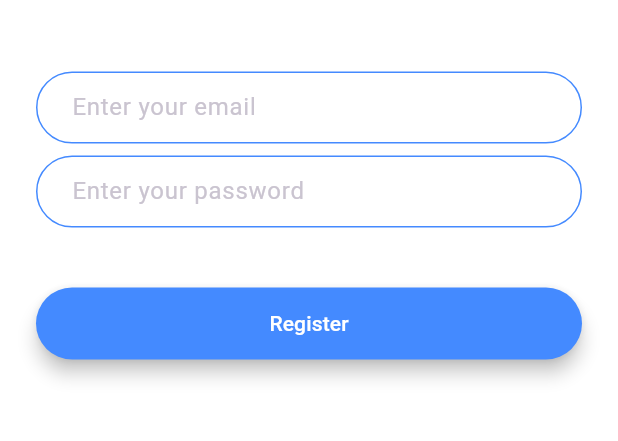
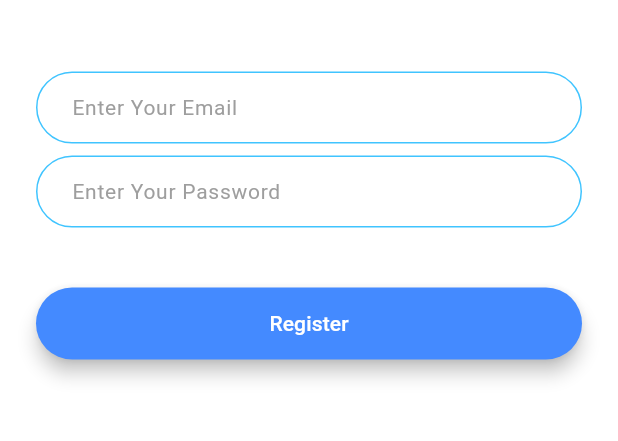
Before and after one commit to SRIJITH11101/Bubbly_Talks_ChatApp, a Flutter app: the screen it shows after launch, after a tap on "Register", on a phone screen of 412 x 824 dp, the part 614-1055 px from its top. Run offline on Flutter 3.47's test engine with Material 3 defaults, Android fonts, the phone set to English and light mode, and no system bars; our stand-ins replace animated_text_kit, firebase_auth, firebase_core, loading_animation_widget; accounts and stored records are empty; network calls fail.

Commit message:
second commit

```diff
--- /dev/null
+++ b/lib/components/buttonwidget.dart
@@ -0,0 +1,32 @@
+import 'package:flutter/material.dart';
+
+class ButtonWidget extends StatelessWidget {
+  final String btname;
+  final Color colour;
+  final Function()? onpressed;
+  ButtonWidget(
+      {super.key,
+      required this.btname,
+      required this.colour,
+      required this.onpressed});
+
+  @override
+  Widget build(BuildContext context) {
+    return Padding(
+      padding: EdgeInsets.symmetric(vertical: 16.0),
+      child: Material(
+        elevation: 5.0,
+        color: colour,
+        borderRadius: BorderRadius.circular(30.0),
+        child: MaterialButton(
+          onPressed: onpressed,
+          minWidth: 200.0,
+          height: 42.0,
+          child: Text(
+            btname,
+          ),
+        ),
+      ),
+    );
+  }
+}
--- a/lib/constants.dart
+++ b/lib/constants.dart
@@ -17,3 +17,19 @@ const kMessageContainerDecoration = BoxDecoration(
     top: BorderSide(color: Colors.lightBlueAccent, width: 2.0),
   ),
 );
+
+const kInputDecoration = InputDecoration(
+  hintStyle: TextStyle(color: Colors.grey, fontSize: 14),
+  contentPadding: EdgeInsets.symmetric(vertical: 10.0, horizontal: 20.0),
+  border: OutlineInputBorder(
+    borderRadius: BorderRadius.all(Radius.circular(32.0)),
+  ),
+  enabledBorder: OutlineInputBorder(
+    borderSide: BorderSide(color: Colors.lightBlueAccent, width: 1.0),
+    borderRadius: BorderRadius.all(Radius.circular(32.0)),
+  ),
+  focusedBorder: OutlineInputBorder(
+    borderSide: BorderSide(color: Colors.lightBlueAccent, width: 2.0),
+    borderRadius: BorderRadius.all(Radius.circular(32.0)),
+  ),
+);
--- a/lib/main.dart
+++ b/lib/main.dart
@@ -1,11 +1,19 @@
+import 'package:bubblytalks/firebase_options.dart';
 import 'package:bubblytalks/screens/welcome_screen.dart';
+import 'package:firebase_core/firebase_core.dart';
 import 'package:flutter/material.dart';
 import 'package:bubblytalks/screens/welcome_screen.dart';
 import 'package:bubblytalks/screens/login_screen.dart';
 import 'package:bubblytalks/screens/registration_screen.dart';
 import 'package:bubblytalks/screens/chat_screen.dart';
 
-void main() => runApp(BubblyTalks());
+void main() async {
+  WidgetsFlutterBinding.ensureInitialized();
+  await Firebase.initializeApp(
+    options: DefaultFirebaseOptions.currentPlatform,
+  );
+  runApp(BubblyTalks());
+}
 
 class BubblyTalks extends StatelessWidget {
   @override
--- a/lib/screens/registration_screen.dart
+++ b/lib/screens/registration_screen.dart
@@ -1,5 +1,10 @@
+import 'package:bubblytalks/components/buttonwidget.dart';
+import 'package:bubblytalks/constants.dart';
+import 'package:bubblytalks/screens/chat_screen.dart';
 import 'package:flutter/material.dart';
 import 'package:flutter/widgets.dart';
+import 'package:firebase_auth/firebase_auth.dart';
+import 'package:loading_animation_widget/loading_animation_widget.dart';
 
 class RegistrationScreen extends StatefulWidget {
   static String id = "registration_screen";
@@ -8,6 +13,9 @@ class RegistrationScreen extends StatefulWidget {
 }
 
 class _RegistrationScreenState extends State<RegistrationScreen> {
+  final _auth = FirebaseAuth.instance;
+  String email = "";
+  String password = "";
   @override
   Widget build(BuildContext context) {
     return Scaffold(
@@ -29,72 +37,48 @@ class _RegistrationScreenState extends State<RegistrationScreen> {
               height: 48.0,
             ),
             TextField(
+              keyboardType: TextInputType.emailAddress,
               onChanged: (value) {
-                //Do something with the user input.
+                email = value;
               },
-              decoration: InputDecoration(
-                hintText: 'Enter your email',
-                contentPadding:
-                    EdgeInsets.symmetric(vertical: 10.0, horizontal: 20.0),
-                border: OutlineInputBorder(
-                  borderRadius: BorderRadius.all(Radius.circular(32.0)),
-                ),
-                enabledBorder: OutlineInputBorder(
-                  borderSide: BorderSide(color: Colors.blueAccent, width: 1.0),
-                  borderRadius: BorderRadius.all(Radius.circular(32.0)),
-                ),
-                focusedBorder: OutlineInputBorder(
-                  borderSide: BorderSide(color: Colors.blueAccent, width: 2.0),
-                  borderRadius: BorderRadius.all(Radius.circular(32.0)),
-                ),
-              ),
+              decoration:
+                  kInputDecoration.copyWith(hintText: "Enter Your Email"),
             ),
             SizedBox(
               height: 8.0,
             ),
             TextField(
+              obscureText: true,
               onChanged: (value) {
-                //Do something with the user input.
+                password = value;
               },
-              decoration: InputDecoration(
-                hintText: 'Enter your password',
-                contentPadding:
-                    EdgeInsets.symmetric(vertical: 10.0, horizontal: 20.0),
-                border: OutlineInputBorder(
-                  borderRadius: BorderRadius.all(Radius.circular(32.0)),
-                ),
-                enabledBorder: OutlineInputBorder(
-                  borderSide: BorderSide(color: Colors.blueAccent, width: 1.0),
-                  borderRadius: BorderRadius.all(Radius.circular(32.0)),
-                ),
-                focusedBorder: OutlineInputBorder(
-                  borderSide: BorderSide(color: Colors.blueAccent, width: 2.0),
-                  borderRadius: BorderRadius.all(Radius.circular(32.0)),
-                ),
-              ),
+              decoration:
+                  kInputDecoration.copyWith(hintText: "Enter Your Password"),
             ),
             SizedBox(
               height: 24.0,
             ),
-            Padding(
-              padding: EdgeInsets.symmetric(vertical: 16.0),
-              child: Material(
-                color: Colors.blueAccent,
-                borderRadius: BorderRadius.all(Radius.circular(30.0)),
-                elevation: 5.0,
-                child: MaterialButton(
-                  onPressed: () {
-                    //Implement registration functionality.
-                  },
-                  minWidth: 200.0,
-                  height: 42.0,
-                  child: Text(
-                    'Register',
-                    style: TextStyle(color: Colors.white),
-                  ),
-                ),
-              ),
-            ),
+            ButtonWidget(
+                btname: 'Register',
+                colour: Colors.blueAccent,
+                onpressed: () async {
+                  showDialog(
+                      context: context,
+                      builder: (context) {
+                        return LoadingAnimationWidget.threeArchedCircle(
+                            color: Colors.white, size: 50.0);
+                      });
+                  try {
+                    final User = await _auth.createUserWithEmailAndPassword(
+                        email: email, password: password);
+                    if (User != null) {
+                      Navigator.of(context).pop();
+                      Navigator.pushNamed(context, ChatScreen.id);
+                    }
+                  } catch (e) {
+                    print(e);
+                  }
+                }),
           ],
         ),
       ),
--- a/lib/screens/welcome_screen.dart
+++ b/lib/screens/welcome_screen.dart
@@ -1,4 +1,5 @@
 import 'package:animated_text_kit/animated_text_kit.dart';
+import 'package:bubblytalks/components/buttonwidget.dart';
 import 'package:bubblytalks/screens/login_screen.dart';
 import 'package:bubblytalks/screens/registration_screen.dart';
 import 'package:flutter/material.dart';
@@ -17,7 +18,9 @@ class _WelcomeScreenState extends State<WelcomeScreen>
   static const colors = [
     Colors.blueGrey,
     Colors.lightBlueAccent,
-    Colors.purpleAccent
+    Colors.yellowAccent,
+    Colors.purpleAccent,
+    Colors.orangeAccent
   ];
 
   @override
@@ -25,7 +28,6 @@ class _WelcomeScreenState extends State<WelcomeScreen>
     super.initState();
     controller =
         AnimationController(vsync: this, duration: Duration(seconds: 1));
-
     animation = CurvedAnimation(parent: controller, curve: Curves.decelerate);
     controller.forward();
     controller.addListener(() {
@@ -64,54 +66,24 @@ class _WelcomeScreenState extends State<WelcomeScreen>
                   isRepeatingAnimation: true,
                   //totalRepeatCount: 15,
                   repeatForever: true,
-                  //'BubblyTalks',
-                  // textStyle: TextStyle(
-                  //   fontSize: 40.0,
-                  //   fontWeight: FontWeight.w900,
-                  //   color: const Color.fromARGB(255, 84, 83, 83),
-                  // ),
                 ),
               ],
             ),
             SizedBox(
               height: 48.0,
             ),
-            Padding(
-              padding: EdgeInsets.symmetric(vertical: 16.0),
-              child: Material(
-                elevation: 5.0,
-                color: Colors.lightBlueAccent,
-                borderRadius: BorderRadius.circular(30.0),
-                child: MaterialButton(
-                  onPressed: () {
-                    Navigator.pushNamed(context, LoginScreen.id);
-                  },
-                  minWidth: 200.0,
-                  height: 42.0,
-                  child: Text(
-                    'Log In',
-                  ),
-                ),
-              ),
-            ),
-            Padding(
-              padding: EdgeInsets.symmetric(vertical: 16.0),
-              child: Material(
-                color: Colors.blueAccent,
-                borderRadius: BorderRadius.circular(30.0),
-                elevation: 5.0,
-                child: MaterialButton(
-                  onPressed: () {
-                    Navigator.pushNamed(context, RegistrationScreen.id);
-                  },
-                  minWidth: 200.0,
-                  height: 42.0,
-                  child: Text(
-                    'Register',
-                  ),
-                ),
-              ),
-            ),
+            ButtonWidget(
+                btname: 'Log in',
+                colour: Colors.lightBlueAccent,
+                onpressed: () {
+                  Navigator.pushNamed(context, LoginScreen.id);
+                }),
+            ButtonWidget(
+                btname: 'Register',
+                colour: Colors.blueAccent,
+                onpressed: () {
+                  Navigator.pushNamed(context, RegistrationScreen.id);
+                }),
           ],
         ),
       ),
--- a/pubspec.yaml
+++ b/pubspec.yaml
@@ -36,6 +36,10 @@ dependencies:
   # Use with the CupertinoIcons class for iOS style icons.
   cupertino_icons: ^1.0.6
   animated_text_kit: ^4.2.2
+  firebase_core: ^2.25.5
+  cloud_firestore: ^4.15.6
+  firebase_auth: ^4.17.6
+  loading_animation_widget: ^1.2.0+4
 
 dev_dependencies:
   flutter_test:
```
Also changed, not shown: lib/screens/chat_screen.dart (+27 -2 lines), lib/screens/login_screen.dart (+41 -62 lines), lib/firebase_options.dart (added), pubspec.lock, 9 other files.
